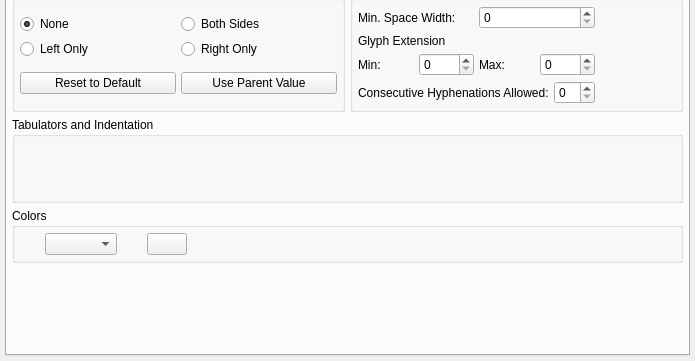
Above: scribus/ui/smpstylewidget.ui from scribusproject/scribus before the change; both pictures show x 0 to 695 and y 221 to 582 of the 695 by 582 pixel window. Below: the same form after it.
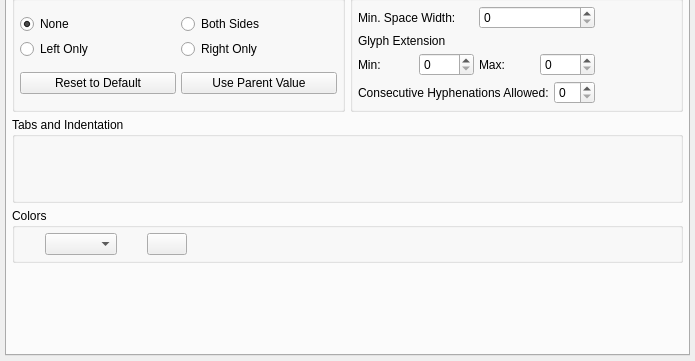
That is the form after the change. Custom widgets are drawn as their Qt base class.

Commit message: changed Tabulators to Tabs in Style dialog

Patch:
```diff
--- a/scribus/ui/smpstylewidget.ui
+++ b/scribus/ui/smpstylewidget.ui
@@ -615,7 +615,7 @@
           </sizepolicy>
          </property>
          <property name="title">
-          <string>Tabulators and Indentation</string>
+          <string>Tabs and Indentation</string>
          </property>
          <layout class="QVBoxLayout">
           <item>
```
